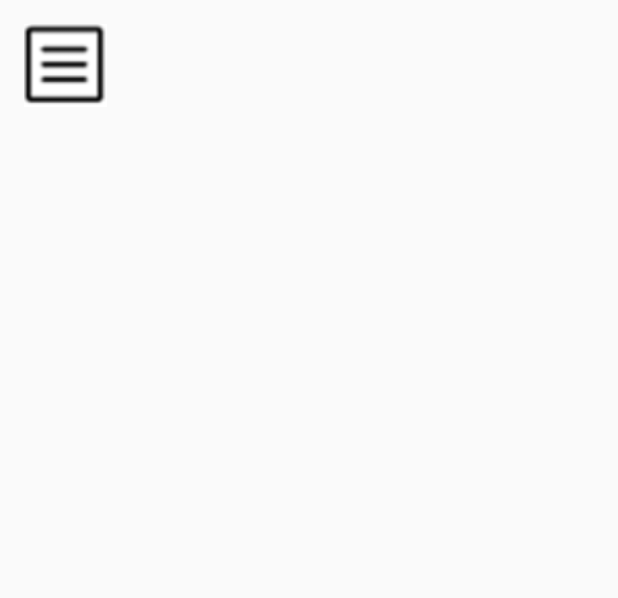
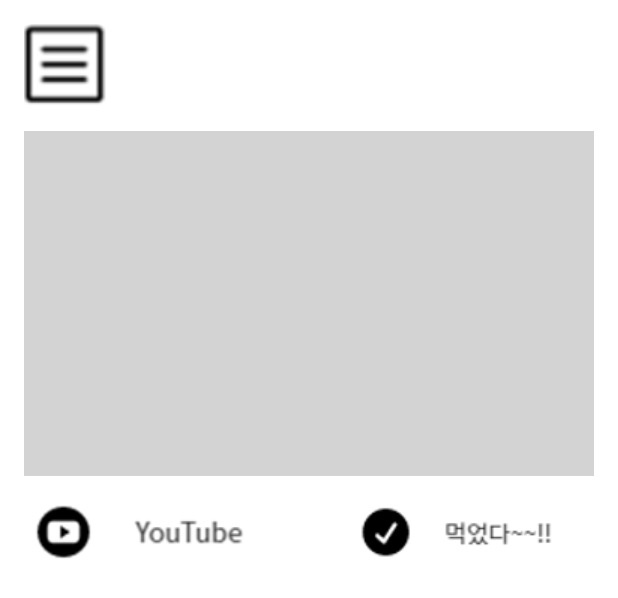
Before and after one commit to utturi/AndoridProject, an Android app: the layout activity_main.xml on its own in the app's theme, with its tools: preview values and no code run, on a phone screen of 412 x 824 dp. Shown: the top 598 px of the screen. Run offline under Robolectric (Android 15) with nearby library versions, the phone set to English and light mode, and no system bars.

Commit message:
11-06 수요일

```diff
--- a/app/src/main/res/layout/activity_main.xml
+++ b/app/src/main/res/layout/activity_main.xml
@@ -1,9 +1,11 @@
 <?xml version="1.0" encoding="utf-8"?>
 <RelativeLayout xmlns:android="http://schemas.android.com/apk/res/android"
     android:layout_width="match_parent"
-    android:layout_height="match_parent">
+    android:layout_height="match_parent"
+    android:background="#FFFFFF">
 
     <ImageButton
+        android:id="@+id/menu"
         android:layout_width="55dp"
         android:layout_height="55dp"
         android:adjustViewBounds="true"
@@ -13,4 +15,34 @@
         android:scaleType="fitCenter"
         android:src="@drawable/menu" />
 
+    <ImageButton
+        android:id="@+id/mainbutton"
+        android:layout_width="380dp"
+        android:layout_height="230dp"
+        android:layout_below="@+id/menu"
+        android:layout_marginLeft="16dp"
+        android:layout_marginTop="16dp"
+        android:src="@drawable/but1" />
+
+    <ImageButton
+        android:id="@+id/youtubebut"
+        android:layout_width="wrap_content"
+        android:layout_height="wrap_content"
+        android:src="@drawable/youtubebut"
+        android:layout_below="@+id/mainbutton"
+        android:adjustViewBounds="true"
+        android:background="#FFFFFF"
+        android:layout_marginLeft="16dp"
+        android:layout_marginTop="16dp" />
+
+    <ImageButton
+        android:layout_width="wrap_content"
+        android:layout_height="wrap_content"
+        android:src="@drawable/eatbut"
+       android:layout_toRightOf="@+id/youtubebut"
+        android:layout_below="@+id/mainbutton"
+        android:adjustViewBounds="true"
+        android:background="#FFFFFF"
+        android:layout_marginLeft="50dp"
+        android:layout_marginTop="13dp" />
 </RelativeLayout>
--- a/app/src/main/res/values/styles.xml
+++ b/app/src/main/res/values/styles.xml
@@ -8,4 +8,11 @@
         <item name="colorAccent">@color/colorAccent</item>
     </style>
 
+    <style name="MyTheme" parent="Theme.AppCompat.Light.DarkActionBar">
+        <item name="windowNoTitle">true</item>
+        <item name="windowActionBar">false</item>
+        <item name="android:windowFullscreen">true</item>
+    </style>
+
+
 </resources>
```
Also changed, not shown: app/src/main/AndroidManifest.xml (+8 -1 lines), app/src/main/java/com/example/andoridproject/MainActivity.java (+18 -1 lines), app/src/main/java/com/example/andoridproject/Submain_Activity.java (added, +14 -0 lines), app/src/main/res/layout/activity_submain_.xml (added, +9 -0 lines), app/src/main/res/drawable/but1.jpg (added), app/src/main/res/drawable/eatbut.PNG (added), app/src/main/res/drawable/youtubebut.png (added).
